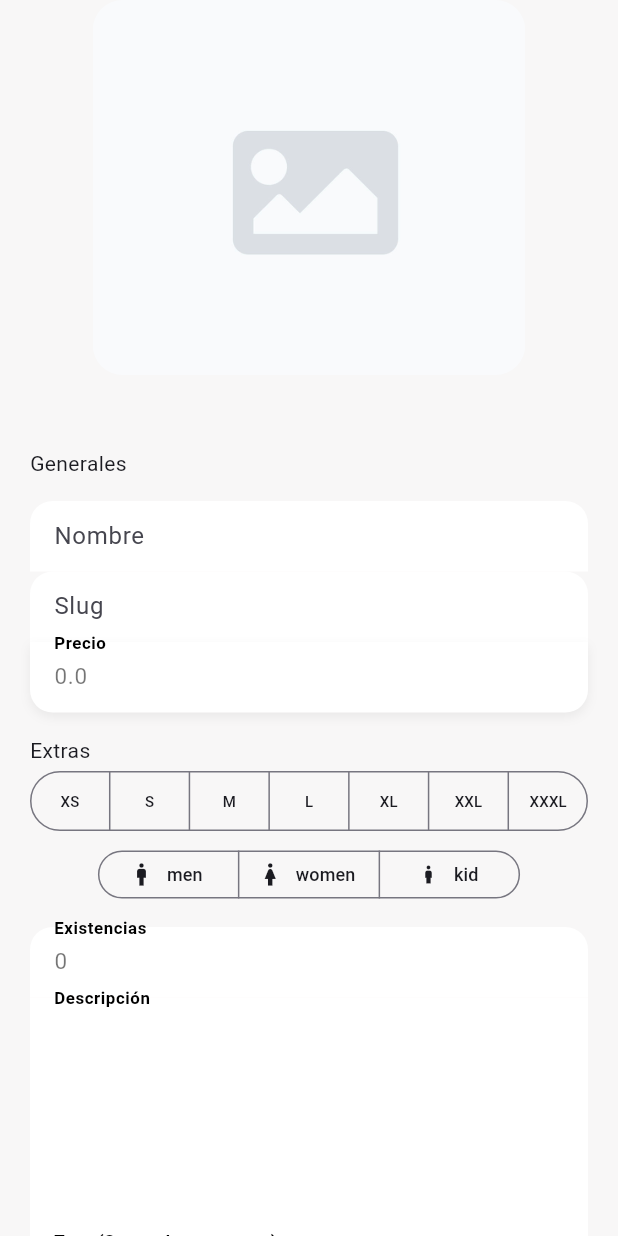
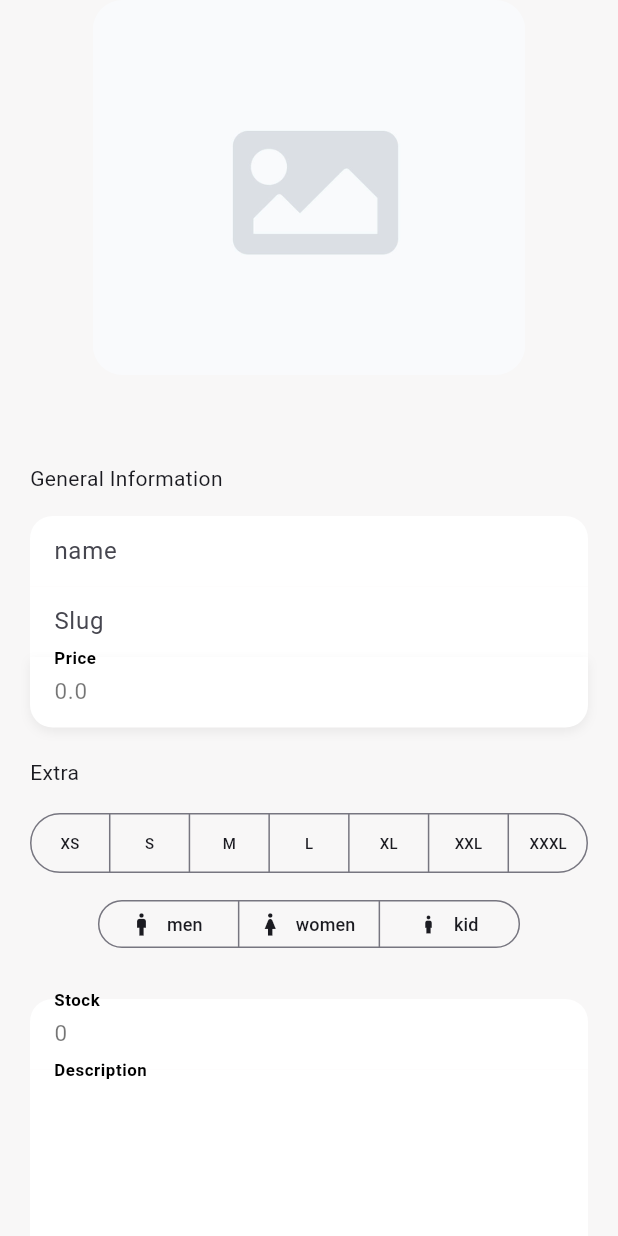
Before and after one commit to manumiguezz/NoteShopApp, a Flutter app: the _ProductView widget shown alone on an empty page, opened directly with empty values, on a phone screen of 412 x 824 dp. Run offline on Flutter 3.47's test engine with Material 2 defaults, Android fonts, the phone set to English and light mode, and no system bars; our stand-ins replace dio, flutter_dotenv, flutter_riverpod, formz, go_router, google_fonts and 1 more; accounts and stored records are empty; network calls fail; project files that could hold a hidden picture were left out.

Commit message:
changes on the product screen, sized boxes adjusted

```diff
--- a/lib/features/products/presentation/screens/product_screen.dart
+++ b/lib/features/products/presentation/screens/product_screen.dart
@@ -17,6 +17,7 @@ class ProductScreen extends ConsumerWidget {
     final productState = ref.watch(productProvider(productId));
 
     return Scaffold(
+
       appBar: AppBar(
         title: const Text('edit'),
         actions: [
@@ -26,13 +27,16 @@ class ProductScreen extends ConsumerWidget {
           )
         ],
       ),
+
       body: productState.isLoading
       ? const FullscreenLoader()
       : _ProductView(product: productState.product!),
+
       floatingActionButton: FloatingActionButton(
         onPressed: () {},
         child: const Icon(Icons.save_as_outlined),
       ),
+
     );
   }
 }
@@ -58,8 +62,12 @@ class _ProductView extends StatelessWidget {
           ),
 
           const SizedBox( height: 10 ),
-          Center(child: Text( product.title, style: textStyles.titleSmall )),
-          const SizedBox( height: 10 ),
+
+          Padding(
+            padding: const EdgeInsets.symmetric(horizontal: 20),
+            child: Center(child: Text( product.title, style: textStyles.titleSmall, textAlign: TextAlign.center, )),
+          ),
+          const SizedBox( height: 20 ),
           _ProductInformation( product: product ),
 
         ],
@@ -75,51 +83,49 @@ class _ProductInformation extends ConsumerWidget {
   @override
   Widget build(BuildContext context, WidgetRef ref ) {
 
-
-
     return Padding(
       padding: const EdgeInsets.symmetric(horizontal: 20),
       child: Column(
         crossAxisAlignment: CrossAxisAlignment.start,
         children: [
-          const Text('Generales'),
+          const Text('General Information'),
           const SizedBox(height: 15 ),
           CustomProductField(
             isTopField: true,
-            label: 'Nombre',
+            label: 'name',
             initialValue: product.title,
           ),
           CustomProductField(
-            isTopField: true,
             label: 'Slug',
             initialValue: product.slug,
           ),
           CustomProductField(
             isBottomField: true,
-            label: 'Precio',
+            label: 'Price',
             keyboardType: const TextInputType.numberWithOptions(decimal: true),
             initialValue: product.price.toString(),
           ),
 
-          const SizedBox(height: 15 ),
-          const Text('Extras'),
+          const SizedBox(height: 20 ),
+          const Text('Extra'),
+          const SizedBox(height: 13),
 
           _SizeSelector(selectedSizes: product.sizes ),
-          const SizedBox(height: 5 ),
+          const SizedBox(height: 10 ),
           _GenderSelector( selectedGender: product.gender ),
 
 
-          const SizedBox(height: 15 ),
+          const SizedBox(height: 30 ),
           CustomProductField(
             isTopField: true,
-            label: 'Existencias',
+            label: 'Stock',
             keyboardType: const TextInputType.numberWithOptions(decimal: true),
             initialValue: product.stock.toString(),
           ),
 
           CustomProductField(
             maxLines: 6,
-            label: 'Descripción',
+            label: 'Description',
             keyboardType: TextInputType.multiline,
             initialValue: product.description,
           ),
@@ -127,7 +133,7 @@ class _ProductInformation extends ConsumerWidget {
           CustomProductField(
             isBottomField: true,
             maxLines: 2,
-            label: 'Tags (Separados por coma)',
+            label: 'Tags (Separated by ",")',
             keyboardType: TextInputType.multiline,
             initialValue: product.tags.join(', '),
           ),
@@ -151,6 +157,7 @@ class _SizeSelector extends StatelessWidget {
   @override
   Widget build(BuildContext context) {
     return SegmentedButton(
+      emptySelectionAllowed: true,
       showSelectedIcon: false,
       segments: sizes.map((size) {
         return ButtonSegment(
```
